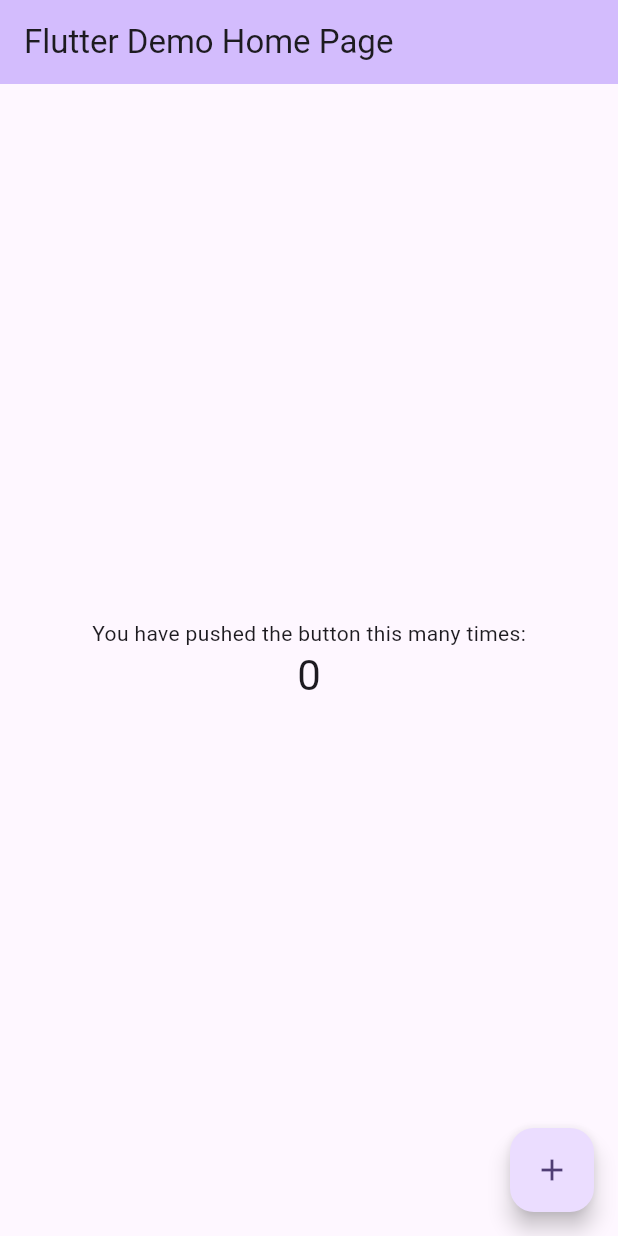
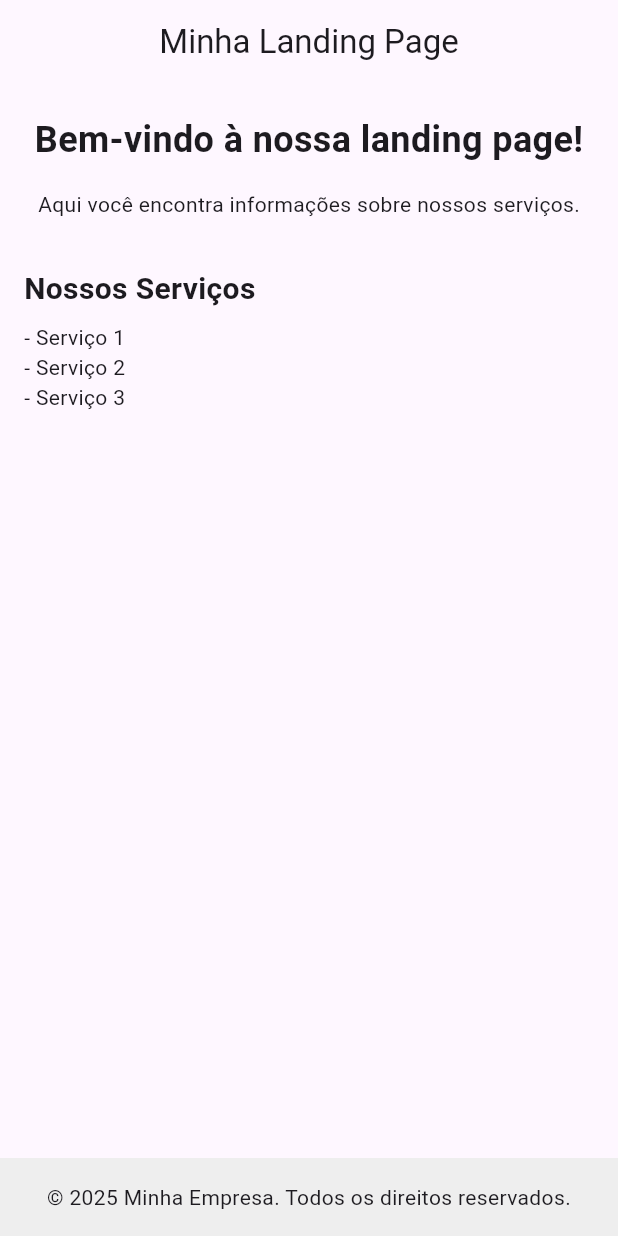
Before and after one commit to Crystyanno/Drywall-Elity, a Flutter app: the screen it shows after launch, on a phone screen of 412 x 824 dp. Run offline on Flutter 3.47's test engine with Material 3 defaults, Android fonts, the phone set to English and light mode, and no system bars.

Commit message:
novo conteudo

```diff
--- a/lib/appbar.dart
+++ b/lib/appbar.dart
@@ -0,0 +1,8 @@
+import 'package:flutter/material.dart';
+
+class CustomAppBar extends StatelessWidget {
+  @override
+  Widget build(BuildContext context) {
+    return AppBar(title: const Text('Minha Landing Page'), centerTitle: true);
+  }
+}
--- a/lib/conteudo.dart
+++ b/lib/conteudo.dart
@@ -0,0 +1,22 @@
+import 'package:flutter/material.dart';
+
+class ConteudoWidget extends StatelessWidget {
+  const ConteudoWidget({Key? key}) : super(key: key);
+
+  @override
+  Widget build(BuildContext context) {
+    return Padding(
+      padding: const EdgeInsets.all(16.0),
+      child: Column(
+        children: const [
+          Text(
+            'Bem-vindo à nossa landing page!',
+            style: TextStyle(fontSize: 24, fontWeight: FontWeight.bold),
+          ),
+          SizedBox(height: 16),
+          Text('Aqui você encontra informações sobre nossos serviços.'),
+        ],
+      ),
+    );
+  }
+}
--- a/lib/foorter.dart
+++ b/lib/foorter.dart
@@ -0,0 +1,16 @@
+import 'package:flutter/material.dart';
+
+class CustomFooter extends StatelessWidget {
+  @override
+  Widget build(BuildContext context) {
+    return Container(
+      color: Colors.grey[200],
+      padding: const EdgeInsets.all(16.0),
+      child: const Text(
+        '© 2025 Minha Empresa. Todos os direitos reservados.',
+        textAlign: TextAlign.center,
+        style: TextStyle(fontSize: 14),
+      ),
+    );
+  }
+}
--- a/lib/main.dart
+++ b/lib/main.dart
@@ -1,122 +1,22 @@
 import 'package:flutter/material.dart';
+import 'view.dart';
 
 void main() {
   runApp(const MyApp());
 }
 
 class MyApp extends StatelessWidget {
-  const MyApp({super.key});
+  const MyApp({Key? key}) : super(key: key);
 
-  // This widget is the root of your application.
   @override
   Widget build(BuildContext context) {
     return MaterialApp(
-      title: 'Flutter Demo',
+      debugShowCheckedModeBanner: false,
+      title: 'Landing Page',
       theme: ThemeData(
-        // This is the theme of your application.
-        //
-        // TRY THIS: Try running your application with "flutter run". You'll see
-        // the application has a purple toolbar. Then, without quitting the app,
-        // try changing the seedColor in the colorScheme below to Colors.green
-        // and then invoke "hot reload" (save your changes or press the "hot
-        // reload" button in a Flutter-supported IDE, or press "r" if you used
-        // the command line to start the app).
-        //
-        // Notice that the counter didn't reset back to zero; the application
-        // state is not lost during the reload. To reset the state, use hot
-        // restart instead.
-        //
-        // This works for code too, not just values: Most code changes can be
-        // tested with just a hot reload.
         colorScheme: ColorScheme.fromSeed(seedColor: Colors.deepPurple),
       ),
-      home: const MyHomePage(title: 'Flutter Demo Home Page'),
+      home: const LandingPage(),
     );
   }
 }
-
-class MyHomePage extends StatefulWidget {
-  const MyHomePage({super.key, required this.title});
-
-  // This widget is the home page of your application. It is stateful, meaning
-  // that it has a State object (defined below) that contains fields that affect
-  // how it looks.
-
-  // This class is the configuration for the state. It holds the values (in this
-  // case the title) provided by the parent (in this case the App widget) and
-  // used by the build method of the State. Fields in a Widget subclass are
-  // always marked "final".
-
-  final String title;
-
-  @override
-  State<MyHomePage> createState() => _MyHomePageState();
-}
-
-class _MyHomePageState extends State<MyHomePage> {
-  int _counter = 0;
-
-  void _incrementCounter() {
-    setState(() {
-      // This call to setState tells the Flutter framework that something has
-      // changed in this State, which causes it to rerun the build method below
-      // so that the display can reflect the updated values. If we changed
-      // _counter without calling setState(), then the build method would not be
-      // called again, and so nothing would appear to happen.
-      _counter++;
-    });
-  }
-
-  @override
-  Widget build(BuildContext context) {
-    // This method is rerun every time setState is called, for instance as done
-    // by the _incrementCounter method above.
-    //
-    // The Flutter framework has been optimized to make rerunning build methods
-    // fast, so that you can just rebuild anything that needs updating rather
-    // than having to individually change instances of widgets.
-    return Scaffold(
-      appBar: AppBar(
-        // TRY THIS: Try changing the color here to a specific color (to
-        // Colors.amber, perhaps?) and trigger a hot reload to see the AppBar
-        // change color while the other colors stay the same.
-        backgroundColor: Theme.of(context).colorScheme.inversePrimary,
-        // Here we take the value from the MyHomePage object that was created by
-        // the App.build method, and use it to set our appbar title.
-        title: Text(widget.title),
-      ),
-      body: Center(
-        // Center is a layout widget. It takes a single child and positions it
-        // in the middle of the parent.
-        child: Column(
-          // Column is also a layout widget. It takes a list of children and
-          // arranges them vertically. By default, it sizes itself to fit its
-          // children horizontally, and tries to be as tall as its parent.
-          //
-          // Column has various properties to control how it sizes itself and
-          // how it positions its children. Here we use mainAxisAlignment to
-          // center the children vertically; the main axis here is the vertical
-          // axis because Columns are vertical (the cross axis would be
-          // horizontal).
-          //
-          // TRY THIS: Invoke "debug painting" (choose the "Toggle Debug Paint"
-          // action in the IDE, or press "p" in the console), to see the
-          // wireframe for each widget.
-          mainAxisAlignment: MainAxisAlignment.center,
-          children: <Widget>[
-            const Text('You have pushed the button this many times:'),
-            Text(
-              '$_counter',
-              style: Theme.of(context).textTheme.headlineMedium,
-            ),
-          ],
-        ),
-      ),
-      floatingActionButton: FloatingActionButton(
-        onPressed: _incrementCounter,
-        tooltip: 'Increment',
-        child: const Icon(Icons.add),
-      ), // This trailing comma makes auto-formatting nicer for build methods.
-    );
-  }
-}
--- a/lib/serviço.dart
+++ b/lib/serviço.dart
@@ -0,0 +1,25 @@
+import 'package:flutter/material.dart';
+
+class ServicoWidget extends StatelessWidget {
+  const ServicoWidget({Key? key}) : super(key: key);
+
+  @override
+  Widget build(BuildContext context) {
+    return Padding(
+      padding: const EdgeInsets.all(16.0),
+      child: Column(
+        crossAxisAlignment: CrossAxisAlignment.start,
+        children: const [
+          Text(
+            'Nossos Serviços',
+            style: TextStyle(fontSize: 20, fontWeight: FontWeight.bold),
+          ),
+          SizedBox(height: 8),
+          Text('- Serviço 1'),
+          Text('- Serviço 2'),
+          Text('- Serviço 3'),
+        ],
+      ),
+    );
+  }
+}
--- a/lib/view.dart
+++ b/lib/view.dart
@@ -0,0 +1,31 @@
+import 'package:flutter/material.dart';
+import 'appbar.dart';
+import 'conteudo.dart';
+import 'foorter.dart';
+import 'serviço.dart';
+
+class LandingPage extends StatelessWidget {
+  const LandingPage({Key? key}) : super(key: key);
+
+  @override
+  Widget build(BuildContext context) {
+    return Scaffold(
+      appBar: PreferredSize(
+        preferredSize: const Size.fromHeight(60),
+        child:
+            CustomAppBar(), // Supondo que você crie um CustomAppBar em appbar.dart
+      ),
+      body: SingleChildScrollView(
+        child: Column(
+          crossAxisAlignment: CrossAxisAlignment.stretch,
+          children: const [
+            ConteudoWidget(), // Supondo que você crie um ConteudoWidget em conteudo.dart
+            ServicoWidget(), // Supondo que você crie um ServicoWidget em serviço.dart
+          ],
+        ),
+      ),
+      bottomNavigationBar:
+          CustomFooter(), // Supondo que você crie um CustomFooter em foorter.dart
+    );
+  }
+}
```
